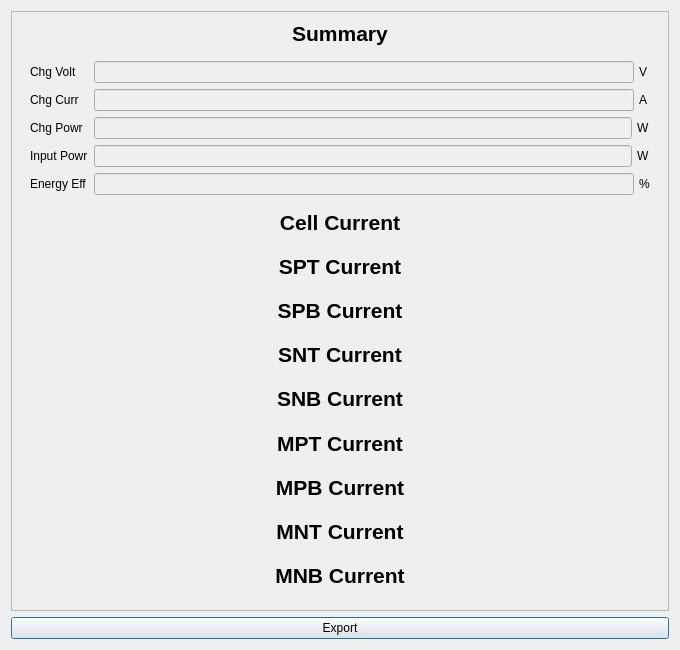
Above: app/src/view/shuntcur/shuntcurresultview.ui from daitenshionyan/vrfbcalc-cpp before the change. Below: the same form after it.
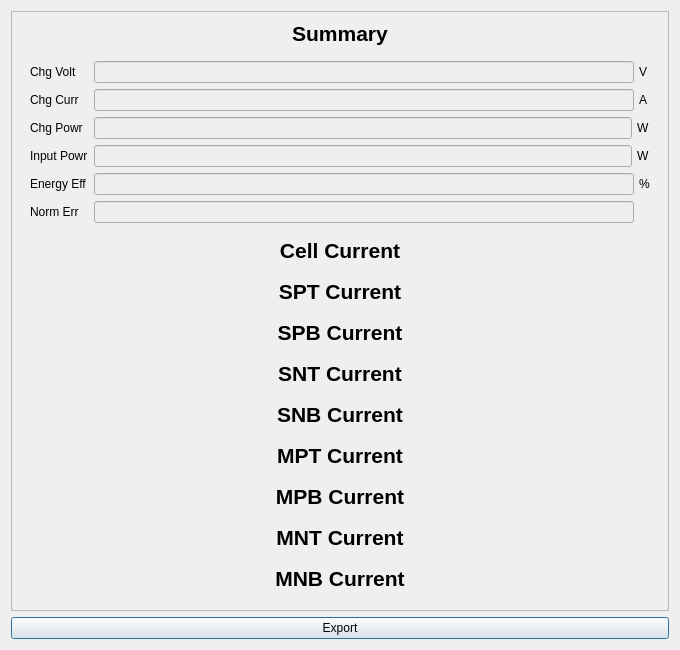
That is the form after the change. Custom widgets are drawn as their Qt base class.

Commit message: Add error measure

Patch:
```diff
--- a/app/src/view/shuntcur/shuntcurresultview.ui
+++ b/app/src/view/shuntcur/shuntcurresultview.ui
@@ -25,7 +25,7 @@
         <x>0</x>
         <y>0</y>
         <width>643</width>
-        <height>654</height>
+        <height>682</height>
        </rect>
       </property>
       <layout class="QVBoxLayout" name="verticalLayout_2">
@@ -312,6 +312,60 @@
             </layout>
            </widget>
           </item>
+          <item row="5" column="0">
+           <widget class="QLabel" name="errorLabel">
+            <property name="text">
+             <string>Norm Err</string>
+            </property>
+           </widget>
+          </item>
+          <item row="5" column="1">
+           <widget class="QWidget" name="errorBox" native="true">
+            <layout class="QHBoxLayout" name="horizontalLayout_6">
+             <property name="spacing">
+              <number>5</number>
+             </property>
+             <property name="leftMargin">
+              <number>0</number>
+             </property>
+             <property name="topMargin">
+              <number>0</number>
+             </property>
+             <property name="rightMargin">
+              <number>0</number>
+             </property>
+             <property name="bottomMargin">
+              <number>0</number>
+             </property>
+             <item>
+              <widget class="QLineEdit" name="errorField">
+               <property name="enabled">
+                <bool>false</bool>
+               </property>
+              </widget>
+             </item>
+             <item>
+              <widget class="QLabel" name="errorUnitLabel">
+               <property name="sizePolicy">
+                <sizepolicy hsizetype="Fixed" vsizetype="Preferred">
+                 <horstretch>0</horstretch>
+                 <verstretch>0</verstretch>
+                </sizepolicy>
+               </property>
+               <property name="minimumSize">
+                <size>
+                 <width>11</width>
+                 <height>0</height>
+                </size>
+               </property>
+               <property name="text">
+                <string/>
+               </property>
+              </widget>
+             </item>
+            </layout>
+           </widget>
+          </item>
          </layout>
         </widget>
        </item>
```
The commit also changes 9 other files.
